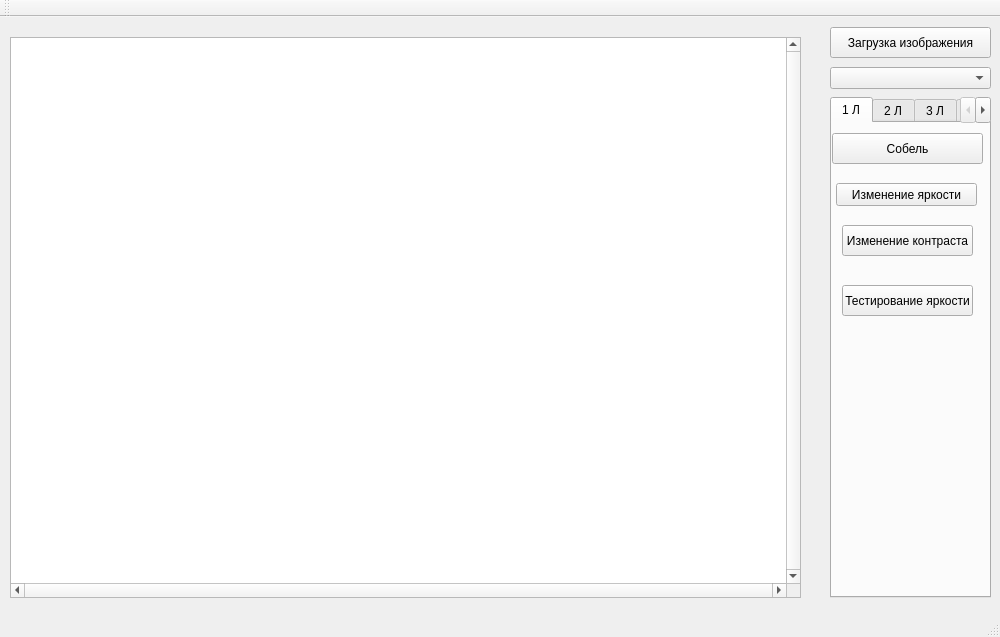
Before: the Qt Designer form mainwindow.ui in StenFox/Image, drawn with Qt 5.
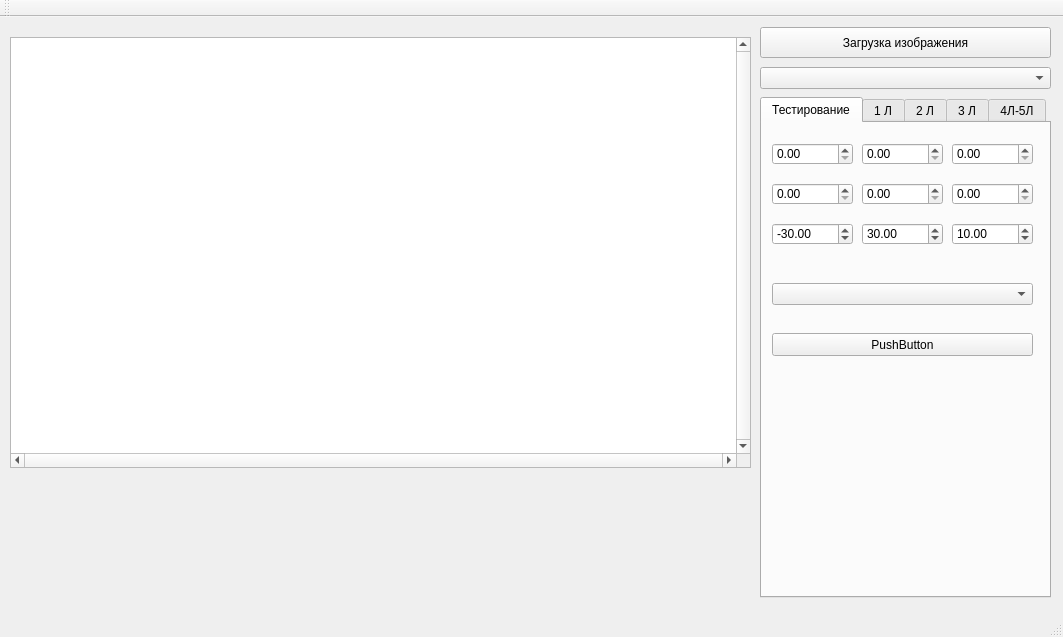
After: the same form once the commit is applied.

Commit message: Тестирование яркости,контрастности,поворота,сдвига

Patch:
```diff
--- a/mainwindow.ui
+++ b/mainwindow.ui
@@ -6,7 +6,7 @@
    <rect>
     <x>0</x>
     <y>0</y>
-    <width>1000</width>
+    <width>1063</width>
     <height>637</height>
    </rect>
   </property>
@@ -17,9 +17,9 @@
    <widget class="QPushButton" name="LoadImageButton">
     <property name="geometry">
      <rect>
-      <x>830</x>
+      <x>760</x>
       <y>10</y>
-      <width>161</width>
+      <width>291</width>
       <height>31</height>
      </rect>
     </property>
@@ -56,9 +56,9 @@
    <widget class="QComboBox" name="M_EdgeComboBox">
     <property name="geometry">
      <rect>
-      <x>830</x>
+      <x>760</x>
       <y>50</y>
-      <width>161</width>
+      <width>291</width>
       <height>22</height>
      </rect>
     </property>
@@ -68,8 +68,8 @@
      <rect>
       <x>10</x>
       <y>20</y>
-      <width>791</width>
-      <height>561</height>
+      <width>741</width>
+      <height>431</height>
      </rect>
     </property>
     <property name="verticalScrollBarPolicy">
@@ -85,15 +85,154 @@
    <widget class="QTabWidget" name="tabWidget">
     <property name="geometry">
      <rect>
-      <x>830</x>
+      <x>760</x>
       <y>80</y>
-      <width>161</width>
+      <width>291</width>
       <height>501</height>
      </rect>
     </property>
     <property name="currentIndex">
      <number>0</number>
     </property>
+    <widget class="QWidget" name="tab_2">
+     <attribute name="title">
+      <string>Тестирование</string>
+     </attribute>
+     <widget class="QDoubleSpinBox" name="MinBrightness">
+      <property name="geometry">
+       <rect>
+        <x>10</x>
+        <y>20</y>
+        <width>81</width>
+        <height>22</height>
+       </rect>
+      </property>
+     </widget>
+     <widget class="QDoubleSpinBox" name="MaxBrightness">
+      <property name="geometry">
+       <rect>
+        <x>100</x>
+        <y>20</y>
+        <width>81</width>
+        <height>22</height>
+       </rect>
+      </property>
+     </widget>
+     <widget class="QDoubleSpinBox" name="stepBrightnessChange">
+      <property name="geometry">
+       <rect>
+        <x>190</x>
+        <y>20</y>
+        <width>81</width>
+        <height>22</height>
+       </rect>
+      </property>
+     </widget>
+     <widget class="QComboBox" name="PointDetector">
+      <property name="geometry">
+       <rect>
+        <x>10</x>
+        <y>160</y>
+        <width>261</width>
+        <height>22</height>
+       </rect>
+      </property>
+     </widget>
+     <widget class="QDoubleSpinBox" name="MaxContrast">
+      <property name="geometry">
+       <rect>
+        <x>100</x>
+        <y>60</y>
+        <width>81</width>
+        <height>22</height>
+       </rect>
+      </property>
+     </widget>
+     <widget class="QDoubleSpinBox" name="MinContrast">
+      <property name="geometry">
+       <rect>
+        <x>10</x>
+        <y>60</y>
+        <width>81</width>
+        <height>22</height>
+       </rect>
+      </property>
+     </widget>
+     <widget class="QDoubleSpinBox" name="stepContrastChange">
+      <property name="geometry">
+       <rect>
+        <x>190</x>
+        <y>60</y>
+        <width>81</width>
+        <height>22</height>
+       </rect>
+      </property>
+     </widget>
+     <widget class="QDoubleSpinBox" name="MinAgleRotate">
+      <property name="geometry">
+       <rect>
+        <x>10</x>
+        <y>100</y>
+        <width>81</width>
+        <height>22</height>
+       </rect>
+      </property>
+      <property name="minimum">
+       <double>-180.000000000000000</double>
+      </property>
+      <property name="maximum">
+       <double>180.000000000000000</double>
+      </property>
+      <property name="value">
+       <double>-30.000000000000000</double>
+      </property>
+     </widget>
+     <widget class="QDoubleSpinBox" name="MaxAgleRotate">
+      <property name="geometry">
+       <rect>
+        <x>100</x>
+        <y>100</y>
+        <width>81</width>
+        <height>22</height>
+       </rect>
+      </property>
+      <property name="minimum">
+       <double>-180.000000000000000</double>
+      </property>
+      <property name="value">
+       <double>30.000000000000000</double>
+      </property>
+     </widget>
+     <widget class="QDoubleSpinBox" name="stepAgleRotateChange">
+      <property name="geometry">
+       <rect>
+        <x>190</x>
+        <y>100</y>
+        <width>81</width>
+        <height>22</height>
+       </rect>
+      </property>
+      <property name="maximum">
+       <double>60.000000000000000</double>
+      </property>
+      <property name="value">
+       <double>10.000000000000000</double>
+      </property>
+     </widget>
+     <widget class="QPushButton" name="TestRotate">
+      <property name="geometry">
+       <rect>
+        <x>10</x>
+        <y>210</y>
+        <width>261</width>
+        <height>23</height>
+       </rect>
+      </property>
+      <property name="text">
+       <string>PushButton</string>
+      </property>
+     </widget>
+    </widget>
     <widget class="QWidget" name="lab1">
      <attribute name="title">
       <string>1 Л</string>
```
Left out of the diff: 2 changed lines with no effect on the pictures. The commit also changes 4 other files.
